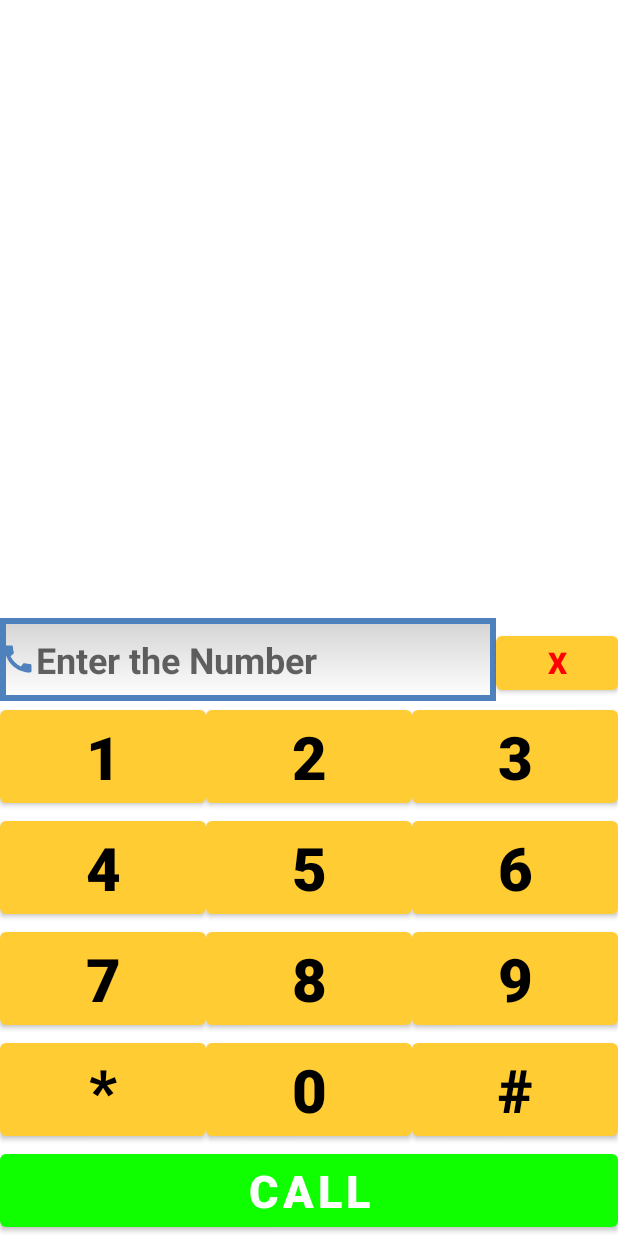
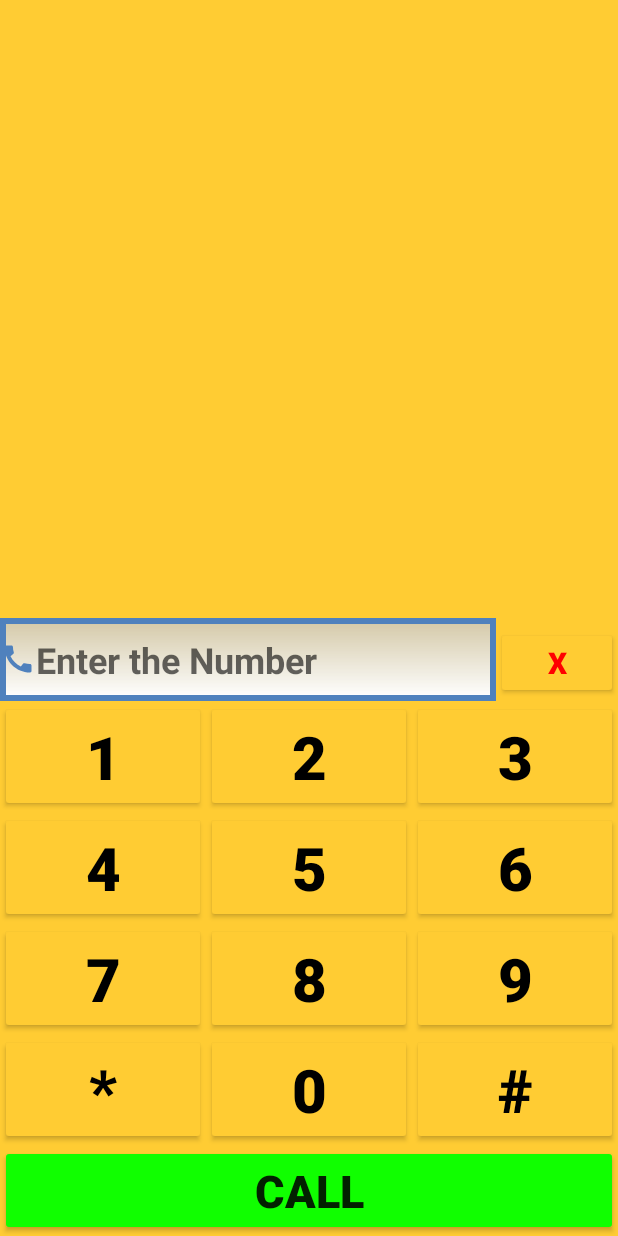
Before and after one commit to saudi97/myapplicationfinal, an Android app: the layout activity_dialler.xml on its own in the app's theme, with its tools: preview values and no code run, on a phone screen of 412 x 824 dp. Run offline under Robolectric (Android 15) with nearby library versions, the phone set to English and light mode, and no system bars.

Commit message:
addded things

```diff
--- a/app/src/main/java/com/myapplication/Homepage.java
+++ b/app/src/main/java/com/myapplication/Homepage.java
@@ -17,7 +17,6 @@ Button call,contacts,conn;
         super.onCreate(savedInstanceState);
         requestWindowFeature(Window.FEATURE_NO_TITLE);
         this.getWindow().setFlags(WindowManager.LayoutParams.FLAG_FULLSCREEN,WindowManager.LayoutParams.FLAG_FULLSCREEN);
-        getSupportActionBar().hide();
         setContentView(R.layout.activity_homepage);
         conn=findViewById(R.id.ConnDevices);
         call = (Button) findViewById(R.id.CallLogs);
--- a/app/src/main/java/com/myapplication/MainActivity.java
+++ b/app/src/main/java/com/myapplication/MainActivity.java
@@ -26,7 +26,6 @@ public class MainActivity extends AppCompatActivity {
         AppCompatDelegate.setDefaultNightMode(AppCompatDelegate.MODE_NIGHT_NO);
         requestWindowFeature(Window.FEATURE_NO_TITLE);
         this.getWindow().setFlags(WindowManager.LayoutParams.FLAG_FULLSCREEN,WindowManager.LayoutParams.FLAG_FULLSCREEN);
-        getSupportActionBar().hide();
         setContentView(R.layout.activity_main);
         mAuth = FirebaseAuth.getInstance();
         btn1 = (Button) findViewById(R.id.wifi);
--- a/app/src/main/java/com/myapplication/login.java
+++ b/app/src/main/java/com/myapplication/login.java
@@ -39,8 +39,6 @@ public class login extends AppCompatActivity {
         AppCompatDelegate.setDefaultNightMode(AppCompatDelegate.MODE_NIGHT_NO);
         requestWindowFeature(Window.FEATURE_NO_TITLE);
         this.getWindow().setFlags(WindowManager.LayoutParams.FLAG_FULLSCREEN,WindowManager.LayoutParams.FLAG_FULLSCREEN);
-
-        getSupportActionBar().hide();
         setContentView(R.layout.activity_login);
         email=(EditText) findViewById(R.id.email);
         pass=(EditText) findViewById(R.id.password);
--- a/app/src/main/res/layout/activity_dialler.xml
+++ b/app/src/main/res/layout/activity_dialler.xml
@@ -10,6 +10,7 @@
     <LinearLayout
         android:layout_width="match_parent"
         android:layout_height="match_parent"
+        android:background="#FFCC33"
         android:gravity="bottom"
         android:orientation="vertical">
 
@@ -25,11 +26,12 @@
                 android:layout_width="wrap_content"
                 android:layout_height="55dp"
                 android:layout_weight="1"
-                android:ems="10"
                 android:background="@drawable/rounded"
                 android:drawableLeft="@drawable/ic_call"
+                android:ems="10"
                 android:hint="@string/hint"
                 android:inputType="none"
+                android:focusableInTouchMode="false"
                 android:textAppearance="@style/TextAppearance.AppCompat.Display3"
                 android:textSize="24sp"
                 android:textStyle="bold" />
@@ -58,36 +60,36 @@
                 android:layout_width="wrap_content"
                 android:layout_height="wrap_content"
                 android:layout_weight="1"
+                android:onClick="one"
                 android:text="@string/one"
                 android:textColor="#000000"
                 android:textSize="40sp"
                 android:textStyle="bold"
-                app:backgroundTint="#FFCC33"
-                android:onClick="one"/>
+                app:backgroundTint="#FFCC33" />
 
             <Button
                 android:id="@+id/buttontwo"
                 android:layout_width="wrap_content"
                 android:layout_height="wrap_content"
                 android:layout_weight="1"
+                android:onClick="two"
                 android:text="@string/two"
                 android:textColor="#000000"
                 android:textSize="40sp"
                 android:textStyle="bold"
-                app:backgroundTint="#FFCC33"
-                android:onClick="two"/>
+                app:backgroundTint="#FFCC33" />
 
             <Button
                 android:id="@+id/buttonthree"
                 android:layout_width="wrap_content"
                 android:layout_height="wrap_content"
                 android:layout_weight="1"
+                android:onClick="three"
                 android:text="@string/three"
                 android:textColor="#000000"
                 android:textSize="40sp"
                 android:textStyle="bold"
-                app:backgroundTint="#FFCC33"
-                android:onClick="three"/>
+                app:backgroundTint="#FFCC33" />
         </LinearLayout>
 
         <LinearLayout
@@ -101,36 +103,36 @@
                 android:layout_width="wrap_content"
                 android:layout_height="wrap_content"
                 android:layout_weight="1"
+                android:onClick="four"
                 android:text="@string/four"
                 android:textColor="#000000"
                 android:textSize="40sp"
                 android:textStyle="bold"
-                app:backgroundTint="#FFCC33"
-                android:onClick="four"/>
+                app:backgroundTint="#FFCC33" />
 
             <Button
                 android:id="@+id/buttonfive"
                 android:layout_width="wrap_content"
                 android:layout_height="wrap_content"
                 android:layout_weight="1"
+                android:onClick="five"
                 android:text="@string/five"
                 android:textColor="#000000"
                 android:textSize="40sp"
                 android:textStyle="bold"
-                app:backgroundTint="#FFCC33"
-                android:onClick="five"/>
+                app:backgroundTint="#FFCC33" />
 
             <Button
                 android:id="@+id/buttonsix"
                 android:layout_width="wrap_content"
                 android:layout_height="wrap_content"
                 android:layout_weight="1"
+                android:onClick="six"
                 android:text="@string/six"
                 android:textColor="#000000"
                 android:textSize="40sp"
                 android:textStyle="bold"
-                app:backgroundTint="#FFCC33"
-                android:onClick="six"/>
+                app:backgroundTint="#FFCC33" />
         </LinearLayout>
 
         <LinearLayout
@@ -144,36 +146,36 @@
                 android:layout_width="wrap_content"
                 android:layout_height="wrap_content"
                 android:layout_weight="1"
+                android:onClick="seven"
                 android:text="@string/seven"
                 android:textColor="#000000"
                 android:textSize="40sp"
                 android:textStyle="bold"
-                app:backgroundTint="#FFCC33"
-                android:onClick="seven"/>
+                app:backgroundTint="#FFCC33" />
 
             <Button
                 android:id="@+id/buttoneight"
                 android:layout_width="wrap_content"
                 android:layout_height="wrap_content"
                 android:layout_weight="1"
+                android:onClick="eight"
                 android:text="@string/eight"
                 android:textColor="#000000"
                 android:textSize="40sp"
                 android:textStyle="bold"
-                app:backgroundTint="#FFCC33"
-                android:onClick="eight"/>
+                app:backgroundTint="#FFCC33" />
 
             <Button
                 android:id="@+id/buttonnine"
                 android:layout_width="wrap_content"
                 android:layout_height="wrap_content"
                 android:layout_weight="1"
+                android:onClick="nine"
                 android:text="@string/nine"
                 android:textColor="#000000"
                 android:textSize="40sp"
                 android:textStyle="bold"
-                app:backgroundTint="#FFCC33"
-                android:onClick="nine"/>
+                app:backgroundTint="#FFCC33" />
         </LinearLayout>
 
         <LinearLayout
@@ -187,36 +189,36 @@
                 android:layout_width="wrap_content"
                 android:layout_height="wrap_content"
                 android:layout_weight="1"
+                android:onClick="star"
                 android:text="@string/star"
                 android:textColor="#000000"
                 android:textSize="40sp"
                 android:textStyle="bold"
-                app:backgroundTint="#FFCC33"
-                android:onClick="star"/>
+                app:backgroundTint="#FFCC33" />
 
             <Button
                 android:id="@+id/buttonzero"
                 android:layout_width="wrap_content"
                 android:layout_height="wrap_content"
                 android:layout_weight="1"
+                android:onClick="zero"
                 android:text="@string/zero"
                 android:textColor="#000000"
                 android:textSize="40sp"
                 android:textStyle="bold"
-                app:backgroundTint="#FFCC33"
-                android:onClick="zero"/>
+                app:backgroundTint="#FFCC33" />
 
             <Button
                 android:id="@+id/buttonhash"
                 android:layout_width="wrap_content"
                 android:layout_height="wrap_content"
                 android:layout_weight="1"
+                android:onClick="hash"
                 android:text="@string/hashtag"
                 android:textColor="#000000"
                 android:textSize="40sp"
                 android:textStyle="bold"
-                app:backgroundTint="#FFCC33"
-                android:onClick="hash"/>
+                app:backgroundTint="#FFCC33" />
 
         </LinearLayout>
 
@@ -231,11 +233,11 @@
                 android:layout_width="wrap_content"
                 android:layout_height="wrap_content"
                 android:layout_weight="1"
+                android:onClick="call"
                 android:text="@string/call"
                 android:textSize="30sp"
                 android:textStyle="bold"
-                app:backgroundTint="#10FF00"
-                android:onClick="call"/>
+                app:backgroundTint="#10FF00" />
         </LinearLayout>
     </LinearLayout>
 
--- a/app/src/main/res/values/themes.xml
+++ b/app/src/main/res/values/themes.xml
@@ -1,6 +1,6 @@
 <resources xmlns:tools="http://schemas.android.com/tools">
     <!-- Base application theme. -->
-    <style name="Theme.MyApplication" parent="Theme.MaterialComponents.DayNight.DarkActionBar">
+    <style name="Theme.MyApplication" parent="Theme.AppCompat.Light.NoActionBar">
         <!-- Primary brand color. -->
         <item name="colorPrimary">@color/purple_500</item>
         <item name="colorPrimaryVariant">@color/purple_700</item>
```
